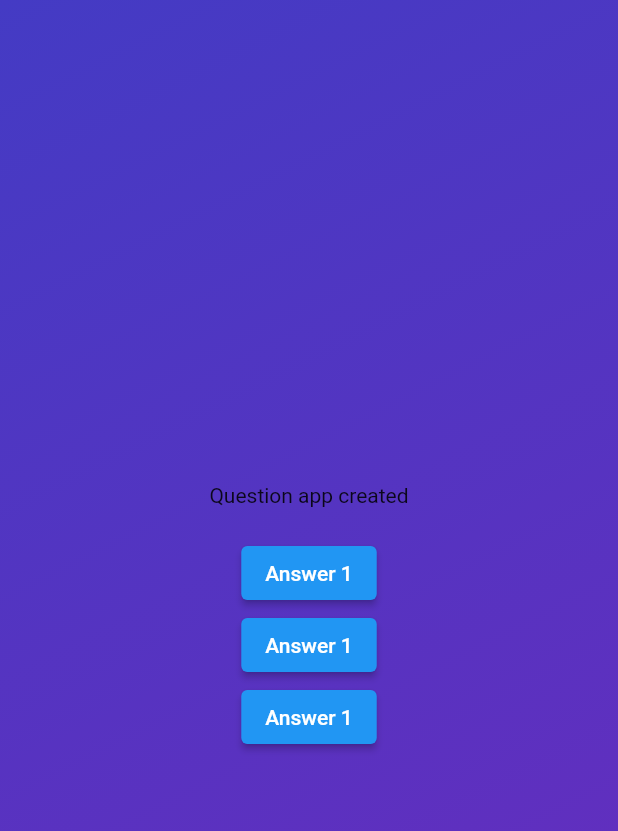
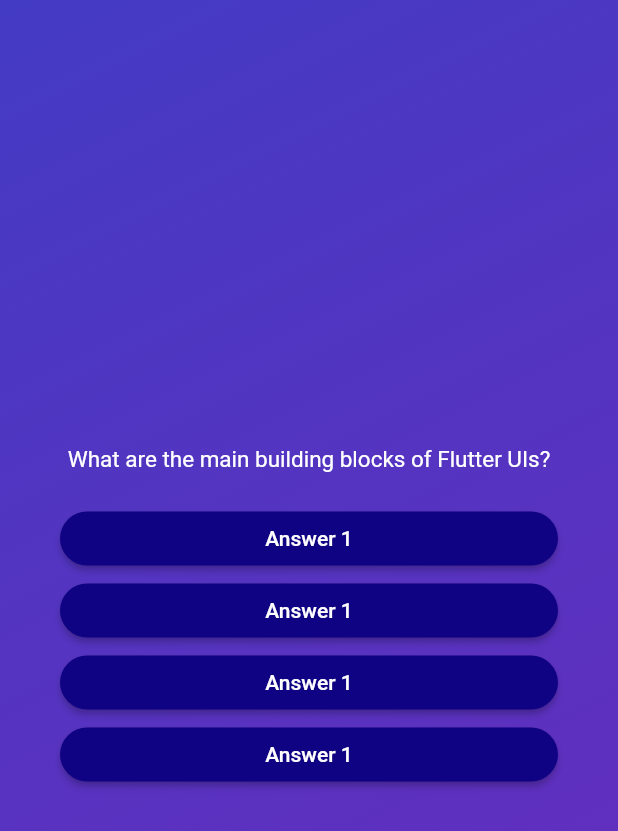
Before and after one commit to arafatmollah/quiz_app, a Flutter app: the screen it shows after launch, after a tap on "Start Quiz", on a phone screen of 412 x 824 dp. Shown: the top 831 px of the screen. Run offline on Flutter 3.47's test engine with Material 2 defaults, Android fonts, the phone set to English and light mode, and no system bars.

Commit message:
added all

```diff
--- a/lib/answer_button.dart
+++ b/lib/answer_button.dart
@@ -11,7 +11,12 @@ class AnswerButton extends StatelessWidget {
     // TODO: implement build
     return ElevatedButton(
       onPressed: onTap,
-      style: ElevatedButton.styleFrom(),
+      style: ElevatedButton.styleFrom(
+        backgroundColor:const Color.fromARGB(255, 15, 2, 131),
+        foregroundColor: Colors.white,
+        padding:const EdgeInsets.symmetric(horizontal: 40,vertical: 10,),
+        shape: RoundedRectangleBorder(borderRadius: BorderRadius.circular(40))
+      ),
       child: const Text('Answer 1'),
     );
   }
--- a/lib/questions_screen.dart
+++ b/lib/questions_screen.dart
@@ -1,4 +1,6 @@
 import 'package:flutter/material.dart';
+import 'package:quiz_practice/answer_button.dart';
+import 'package:quiz_practice/data/questions.dart';
 
 class Questions extends StatefulWidget {
   const Questions({super.key});
@@ -11,26 +13,38 @@ class Questions extends StatefulWidget {
 class _QuestionsState extends State<Questions> {
   @override
   Widget build(context) {
+
+    final currentQuestion = question[0];
     return SizedBox(
-
       width: double.infinity,
-
+      child: Container(
+        margin: const EdgeInsets.all(40),
         child: Column(
           mainAxisAlignment: MainAxisAlignment.center,
-      children:   [
-         const Text('Question app created'),
-         const SizedBox(height: 20,),
-        ElevatedButton(onPressed: () {},
-         child: const Text('Answer 1'),
-         ),
-         ElevatedButton(onPressed: () {},
-         child: const Text('Answer 1'),
-         ),
-         ElevatedButton(onPressed: () {},
-         child: const Text('Answer 1'),
-         ),
-      ],
-    ),
+          crossAxisAlignment: CrossAxisAlignment.stretch,
+          children: [
+             Text(
+              currentQuestion.text,
+              style: const TextStyle(color: Colors.white,
+              fontSize: 15),
+              textAlign: TextAlign.center,
+            ),
+
+            const SizedBox(
+              height: 20,
+            ),
+            ...currentQuestion.answer.map((answer){
+              return AnswerButton(answerText: answer,
+              onTap: () {});
+            })
+
+            // AnswerButton(answerText: currentQuestion.answer[0],
+            // onTap: () {}),
+            // AnswerButton(answerText: 'Answer 2', onTap: () {}),
+            // AnswerButton(answerText: 'Answer 3', onTap: () {}),
+          ],
+        ),
+      ),
     );
   }
 }
```
